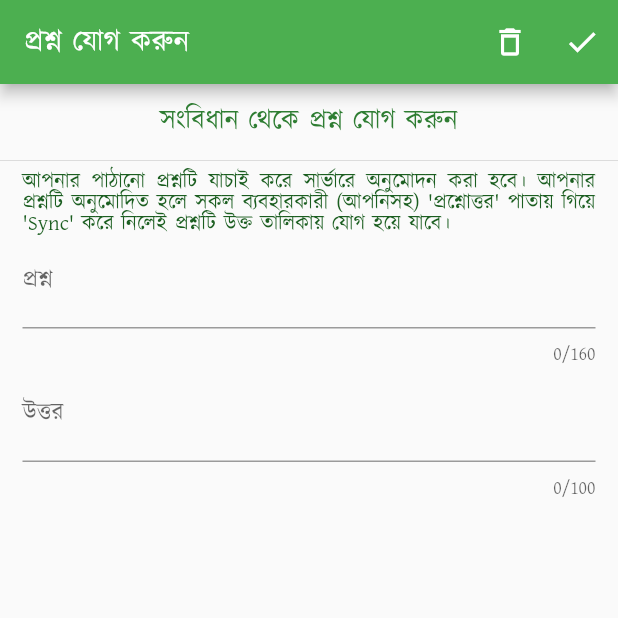
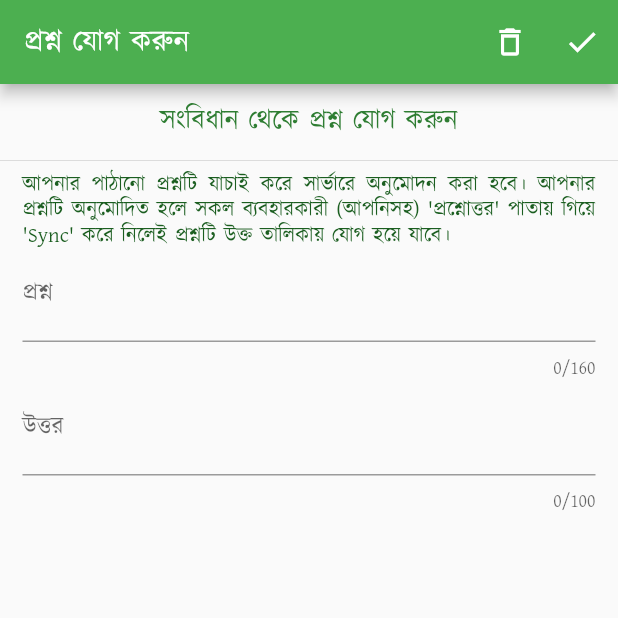
Before and after one commit to Azimul-Haque/flutter-onesignal, a Flutter app: the FormPage screen opened by its route, on a phone screen of 412 x 824 dp, the top half of it. Run offline on Flutter 3.47's test engine with Material 2 defaults, Android fonts, the phone set to English and light mode, and no system bars; our stand-ins replace fluttertoast, shared_preferences, sqflite; missing offline and left inert: onesignal_flutter, slide_popup_dialog; accounts and stored records are empty; network calls fail.

Commit message:
AASD2334

```diff
--- a/lib/pages/form.dart
+++ b/lib/pages/form.dart
@@ -112,7 +112,7 @@ class _FormPageState extends State<FormPage> {
             Divider(),
             Padding(
               padding: EdgeInsets.only(left: 15, right: 15),
-              child: Text("আপনার পাঠানো প্রশ্নটি যাচাই করে সার্ভারে অনুমোদন করা হবে। আপনার প্রশ্নটি অনুমোদিত হলে সকল ব্যবহারকারী (আপনিসহ) 'প্রশ্নোত্তর' পাতায় গিয়ে 'Sync' করে নিলেই প্রশ্নটি উক্ত তালিকায় যোগ হয়ে যাবে।", style: TextStyle(color:Colors.green[900], fontSize: 14, height: 1.0), textAlign: TextAlign.justify,),
+              child: Text("আপনার পাঠানো প্রশ্নটি যাচাই করে সার্ভারে অনুমোদন করা হবে। আপনার প্রশ্নটি অনুমোদিত হলে সকল ব্যবহারকারী (আপনিসহ) 'প্রশ্নোত্তর' পাতায় গিয়ে 'Sync' করে নিলেই প্রশ্নটি উক্ত তালিকায় যোগ হয়ে যাবে।", style: TextStyle(color:Colors.green[900], fontSize: 14, height: 1.2), textAlign: TextAlign.justify,),
             ),
             Padding(
               padding: EdgeInsets.only(left: 15, right: 15),
```
